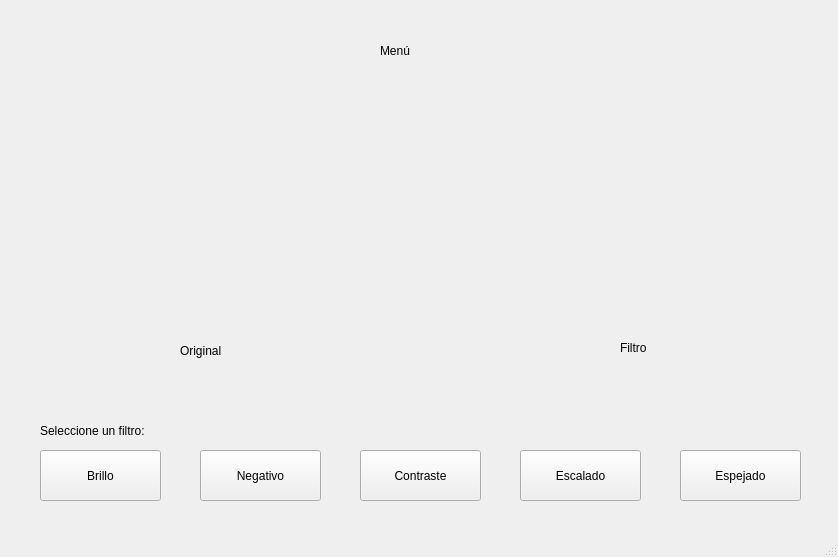
The window that GUI/mainwindow.ui (Porgois/TareaProgramada2) describes before a commit, drawn with Qt 5.
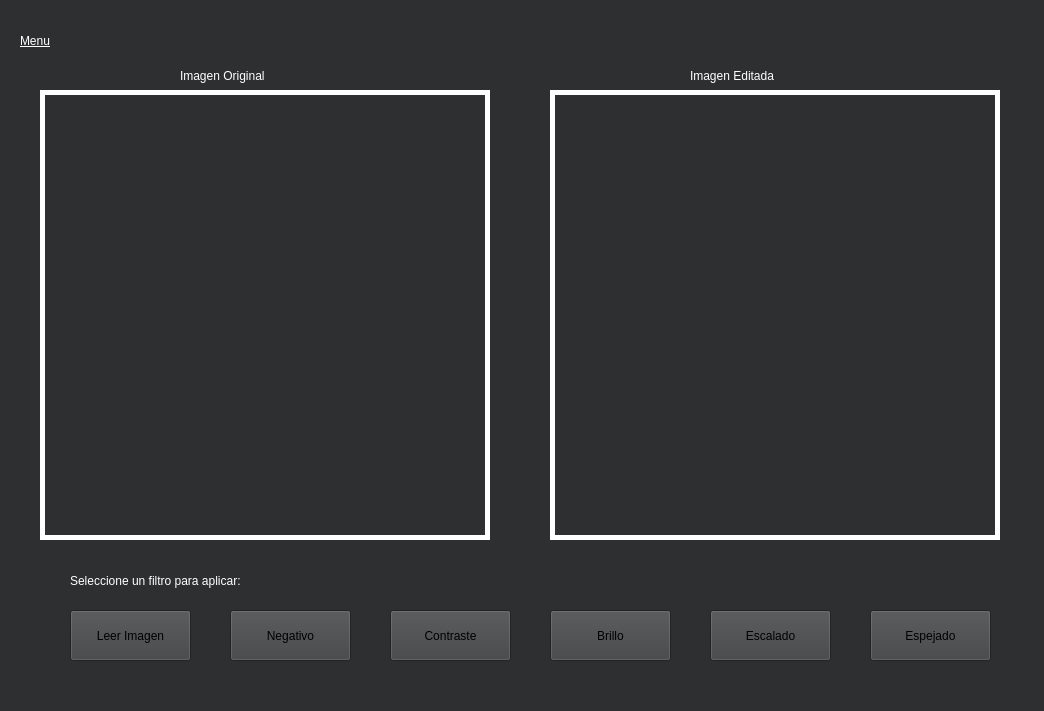
The same window after the commit.

What changed in the file:
```diff
--- a/GUI/mainwindow.ui
+++ b/GUI/mainwindow.ui
@@ -6,10 +6,101 @@
    <rect>
     <x>0</x>
     <y>0</y>
-    <width>838</width>
-    <height>557</height>
+    <width>1044</width>
+    <height>711</height>
    </rect>
   </property>
+  <property name="palette">
+   <palette>
+    <active>
+     <colorrole role="Button">
+      <brush brushstyle="SolidPattern">
+       <color alpha="255">
+        <red>255</red>
+        <green>255</green>
+        <blue>255</blue>
+       </color>
+      </brush>
+     </colorrole>
+     <colorrole role="Text">
+      <brush brushstyle="SolidPattern">
+       <color alpha="255">
+        <red>255</red>
+        <green>255</green>
+        <blue>255</blue>
+       </color>
+      </brush>
+     </colorrole>
+     <colorrole role="Window">
+      <brush brushstyle="SolidPattern">
+       <color alpha="255">
+        <red>86</red>
+        <green>88</green>
+        <blue>90</blue>
+       </color>
+      </brush>
+     </colorrole>
+    </active>
+    <inactive>
+     <colorrole role="Button">
+      <brush brushstyle="SolidPattern">
+       <color alpha="255">
+        <red>64</red>
+        <green>65</green>
+        <blue>66</blue>
+       </color>
+      </brush>
+     </colorrole>
+     <colorrole role="Text">
+      <brush brushstyle="SolidPattern">
+       <color alpha="255">
+        <red>208</red>
+        <green>208</green>
+        <blue>208</blue>
+       </color>
+      </brush>
+     </colorrole>
+     <colorrole role="Window">
+      <brush brushstyle="SolidPattern">
+       <color alpha="255">
+        <red>46</red>
+        <green>47</green>
+        <blue>48</blue>
+       </color>
+      </brush>
+     </colorrole>
+    </inactive>
+    <disabled>
+     <colorrole role="Button">
+      <brush brushstyle="SolidPattern">
+       <color alpha="255">
+        <red>255</red>
+        <green>255</green>
+        <blue>255</blue>
+       </color>
+      </brush>
+     </colorrole>
+     <colorrole role="Text">
+      <brush brushstyle="SolidPattern">
+       <color alpha="96">
+        <red>164</red>
+        <green>166</green>
+        <blue>168</blue>
+       </color>
+      </brush>
+     </colorrole>
+     <colorrole role="Window">
+      <brush brushstyle="SolidPattern">
+       <color alpha="255">
+        <red>86</red>
+        <green>88</green>
+        <blue>90</blue>
+       </color>
+      </brush>
+     </colorrole>
+    </disabled>
+   </palette>
+  </property>
   <property name="windowTitle">
    <string>MainWindow</string>
   </property>
@@ -17,12 +108,24 @@
    <widget class="QPushButton" name="pushButton">
     <property name="geometry">
      <rect>
-      <x>200</x>
-      <y>450</y>
+      <x>230</x>
+      <y>610</y>
       <width>121</width>
       <height>51</height>
      </rect>
     </property>
+    <property name="palette">
+     <palette>
+      <active/>
+      <inactive/>
+      <disabled/>
+     </palette>
+    </property>
+    <property name="styleSheet">
+     <string notr="true">font: 9pt &quot;Consolas&quot;;
+
+</string>
+    </property>
     <property name="text">
      <string>Negativo</string>
     </property>
@@ -30,12 +133,15 @@
    <widget class="QLabel" name="label">
     <property name="geometry">
      <rect>
-      <x>100</x>
-      <y>130</y>
-      <width>200</width>
-      <height>200</height>
+      <x>40</x>
+      <y>90</y>
+      <width>450</width>
+      <height>450</height>
      </rect>
     </property>
+    <property name="styleSheet">
+     <string notr="true"/>
+    </property>
     <property name="text">
      <string/>
     </property>
@@ -43,10 +149,10 @@
    <widget class="QLabel" name="label_2">
     <property name="geometry">
      <rect>
-      <x>530</x>
-      <y>130</y>
-      <width>200</width>
-      <height>200</height>
+      <x>550</x>
+      <y>90</y>
+      <width>450</width>
+      <height>450</height>
      </rect>
     </property>
     <property name="text">
@@ -56,12 +162,22 @@
    <widget class="QPushButton" name="pushButton_2">
     <property name="geometry">
      <rect>
-      <x>40</x>
-      <y>450</y>
+      <x>550</x>
+      <y>610</y>
       <width>121</width>
       <height>51</height>
      </rect>
     </property>
+    <property name="palette">
+     <palette>
+      <active/>
+      <inactive/>
+      <disabled/>
+     </palette>
+    </property>
+    <property name="styleSheet">
+     <string notr="true">font: 9pt &quot;Consolas&quot;;</string>
+    </property>
     <property name="text">
      <string>Brillo</string>
     </property>
@@ -69,12 +185,22 @@
    <widget class="QPushButton" name="pushButton_3">
     <property name="geometry">
      <rect>
-      <x>360</x>
-      <y>450</y>
+      <x>390</x>
+      <y>610</y>
       <width>121</width>
       <height>51</height>
      </rect>
     </property>
+    <property name="palette">
+     <palette>
+      <active/>
+      <inactive/>
+      <disabled/>
+     </palette>
+    </property>
+    <property name="styleSheet">
+     <string notr="true">font: 9pt &quot;Consolas&quot;;</string>
+    </property>
     <property name="text">
      <string>Contraste</string>
     </property>
@@ -82,12 +208,26 @@
    <widget class="QPushButton" name="pushButton_4">
     <property name="geometry">
      <rect>
-      <x>520</x>
-      <y>450</y>
+      <x>710</x>
+      <y>610</y>
       <width>121</width>
       <height>51</height>
      </rect>
     </property>
+    <property name="palette">
+     <palette>
+      <active/>
+      <inactive/>
+      <disabled/>
+     </palette>
+    </property>
+    <property name="styleSheet">
+     <string notr="true">font: 9pt &quot;Consolas&quot;;
+
+
+
+</string>
+    </property>
     <property name="text">
      <string>Escalado</string>
     </property>
@@ -96,77 +236,161 @@
     <property name="geometry">
      <rect>
       <x>180</x>
-      <y>340</y>
-      <width>41</width>
-      <height>21</height>
+      <y>60</y>
+      <width>181</width>
+      <height>31</height>
      </rect>
     </property>
     <property name="styleSheet">
-     <string notr="true"/>
+     <string notr="true">font: 16pt &quot;Consolas&quot;;
+color:rgb(255, 255, 255);</string>
     </property>
     <property name="text">
-     <string>Original</string>
+     <string>Imagen Original</string>
     </property>
    </widget>
    <widget class="QLabel" name="label_4">
     <property name="geometry">
      <rect>
-      <x>620</x>
-      <y>340</y>
-      <width>31</width>
-      <height>16</height>
+      <x>690</x>
+      <y>60</y>
+      <width>171</width>
+      <height>31</height>
      </rect>
     </property>
     <property name="styleSheet">
-     <string notr="true"/>
+     <string notr="true">font: 16pt &quot;Consolas&quot;;
+color:rgb(255, 255, 255);</string>
     </property>
     <property name="text">
-     <string>Filtro</string>
+     <string>Imagen Editada</string>
     </property>
    </widget>
    <widget class="QLabel" name="label_5">
     <property name="geometry">
      <rect>
-      <x>380</x>
-      <y>30</y>
-      <width>81</width>
+      <x>20</x>
+      <y>20</y>
+      <width>71</width>
       <height>41</height>
      </rect>
     </property>
     <property name="styleSheet">
-     <string notr="true">font: 700 22pt &quot;Arial&quot;;</string>
+     <string notr="true">font: 22pt &quot;Consolas&quot;;
+text-decoration: underline;
+font: 700 20pt &quot;Consolas&quot;;
+color:rgb(255, 255, 255);</string>
     </property>
     <property name="text">
-     <string>Menú</string>
+     <string>Menu</string>
     </property>
    </widget>
    <widget class="QPushButton" name="pushButton_5">
     <property name="geometry">
      <rect>
-      <x>680</x>
-      <y>450</y>
+      <x>870</x>
+      <y>610</y>
       <width>121</width>
       <height>51</height>
      </rect>
     </property>
+    <property name="palette">
+     <palette>
+      <active/>
+      <inactive/>
+      <disabled/>
+     </palette>
+    </property>
+    <property name="styleSheet">
+     <string notr="true">font: 9pt &quot;Consolas&quot;;</string>
+    </property>
     <property name="text">
      <string>Espejado</string>
     </property>
    </widget>
+   <widget class="QPushButton" name="leer">
+    <property name="geometry">
+     <rect>
+      <x>70</x>
+      <y>610</y>
+      <width>121</width>
+      <height>51</height>
+     </rect>
+    </property>
+    <property name="palette">
+     <palette>
+      <active/>
+      <inactive/>
+      <disabled/>
+     </palette>
+    </property>
+    <property name="styleSheet">
+     <string notr="true">font: 9pt &quot;Consolas&quot;;
+</string>
+    </property>
+    <property name="text">
+     <string>Leer Imagen</string>
+    </property>
+   </widget>
    <widget class="QLabel" name="label_6">
     <property name="geometry">
      <rect>
-      <x>40</x>
-      <y>420</y>
-      <width>141</width>
-      <height>21</height>
+      <x>70</x>
+      <y>560</y>
+      <width>411</width>
+      <height>41</height>
      </rect>
     </property>
     <property name="styleSheet">
-     <string notr="true">font: 12pt &quot;Arial&quot;;</string>
+     <string notr="true">font: 16pt &quot;Consolas&quot;;
+color:rgb(255, 255, 255);</string>
     </property>
     <property name="text">
-     <string>Seleccione un filtro:</string>
+     <string>Seleccione un filtro para aplicar:</string>
+    </property>
+   </widget>
+   <widget class="QFrame" name="frame">
+    <property name="geometry">
+     <rect>
+      <x>40</x>
+      <y>90</y>
+      <width>450</width>
+      <height>450</height>
+     </rect>
+    </property>
+    <property name="styleSheet">
+     <string notr="true">color:rgb(255, 255, 255);</string>
+    </property>
+    <property name="frameShape">
+     <enum>QFrame::Box</enum>
+    </property>
+    <property name="frameShadow">
+     <enum>QFrame::Plain</enum>
+    </property>
+    <property name="lineWidth">
+     <number>5</number>
+    </property>
+   </widget>
+   <widget class="QFrame" name="frame_2">
+    <property name="geometry">
+     <rect>
+      <x>550</x>
+      <y>90</y>
+      <width>450</width>
+      <height>450</height>
+     </rect>
+    </property>
+    <property name="styleSheet">
+     <string notr="true">color:rgb(255, 255, 255);</string>
+    </property>
+    <property name="frameShape">
+     <enum>QFrame::Box</enum>
+    </property>
+    <property name="frameShadow">
+     <enum>QFrame::Plain</enum>
+    </property>
+    <property name="lineWidth">
+     <number>5</number>
     </property>
    </widget>
   </widget>
@@ -180,7 +404,6 @@
     </rect>
    </property>
   </widget>
-  <widget class="QStatusBar" name="statusbar"/>
  </widget>
  <resources/>
  <connections/>
```
Left out of the diff: 4 changed lines with no effect on the pictures.
